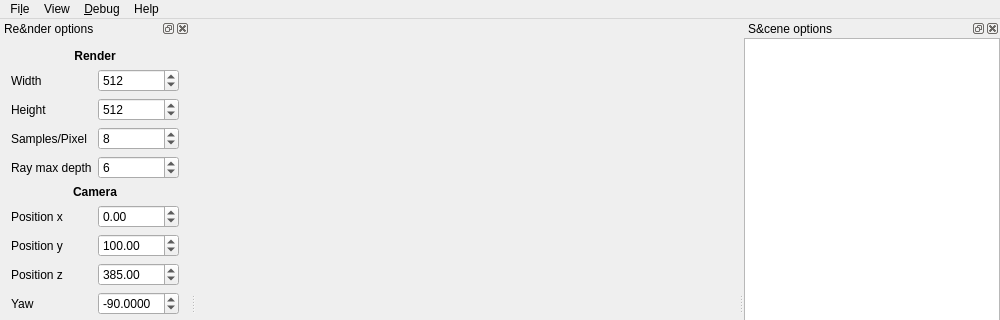
Qt form src/gui/mainwindow.ui (Yt-trium/Couscous-raytracer) before a commit; both pictures show x 0 to 1000 and y 0 to 320 of the 1000 by 608 pixel window.
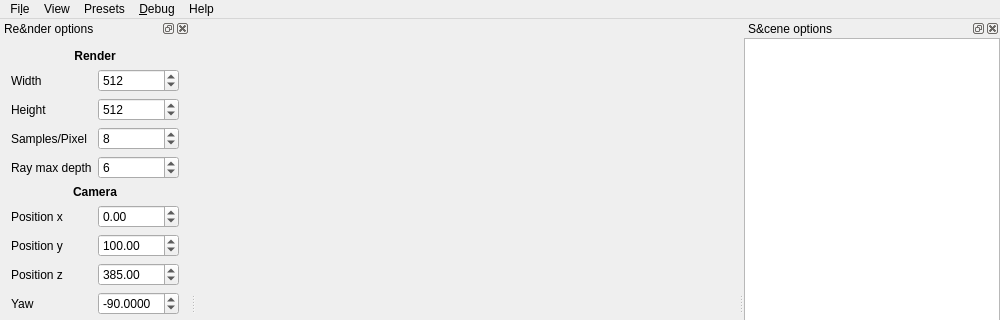
The same form after that commit. Icons and pictures are not drawn.

```diff
--- a/src/gui/mainwindow.ui
+++ b/src/gui/mainwindow.ui
@@ -89,8 +89,16 @@
     <addaction name="actionDisplayPhotonMap"/>
     <addaction name="menuLogLevel"/>
    </widget>
+   <widget class="QMenu" name="menuPresets">
+    <property name="title">
+     <string>Presets</string>
+    </property>
+    <addaction name="actionPresetsCornellBox"/>
+    <addaction name="actionPresetsSuzanne"/>
+   </widget>
    <addaction name="menuFile"/>
    <addaction name="menuView"/>
+   <addaction name="menuPresets"/>
    <addaction name="menuDebug"/>
    <addaction name="menuHelp"/>
   </widget>
```
Left out of the diff: 10 changed lines with no effect on the pictures.
